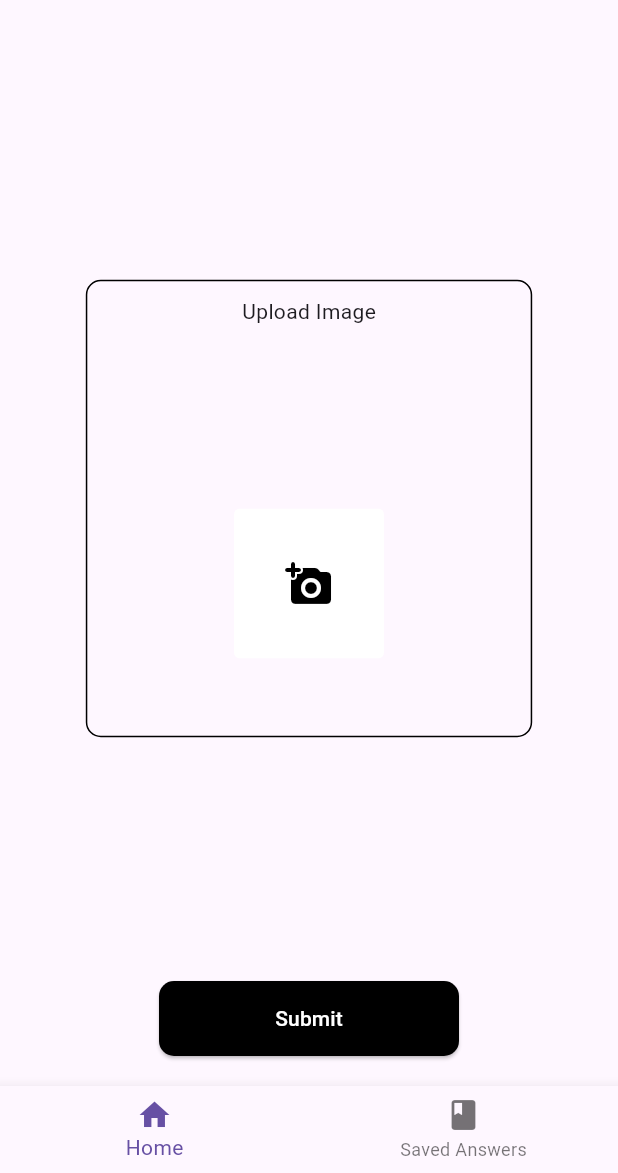
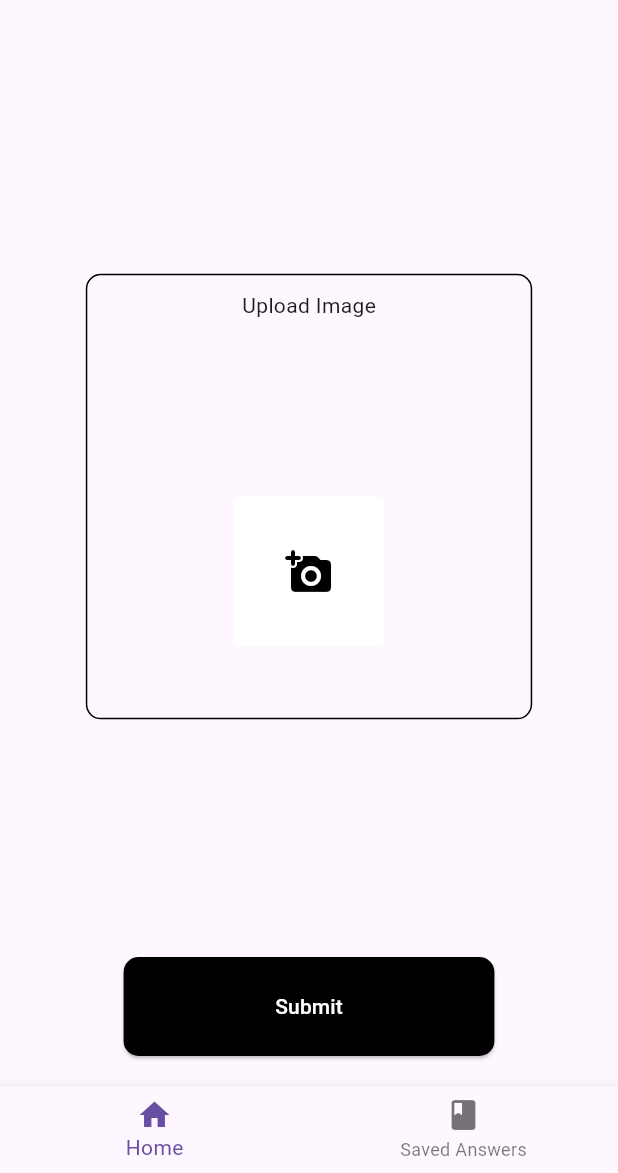
Before and after one commit to Ayush2006128/ai_teacher, a Flutter app: the screen it shows after launch, on a phone screen of 412 x 824 dp, the part 63-1236 px from its top. Run offline on Flutter 3.47's test engine with Material 3 defaults, Android fonts, the phone set to English and light mode, and no system bars; our stand-ins replace firebase_core, flutter_dotenv, flutter_markdown, google_generative_ai, image_picker; accounts and stored records are empty.

Commit message:
responsive button & bug fix

```diff
--- a/lib/main.dart
+++ b/lib/main.dart
@@ -1,9 +1,13 @@
 import 'package:ai_teacher/pages/answer_page.dart';
 import 'package:ai_teacher/pages/home_page.dart';
+import 'package:firebase_core/firebase_core.dart';
 import 'package:flutter/material.dart';
 import 'package:flutter_dotenv/flutter_dotenv.dart';
 
 Future<void> main() async {
+  // initialize firebase
+  WidgetsFlutterBinding.ensureInitialized();
+  await Firebase.initializeApp();
   runApp(const MyApp());
   await dotenv.load(fileName: ".env");
 }
--- a/lib/pages/home_page.dart
+++ b/lib/pages/home_page.dart
@@ -60,6 +60,10 @@ class HomePage extends StatefulWidget {
 }
 
 class _HomePageState extends State<HomePage> {
+  bool isDisabled() {
+    return imagePicked.isEmpty;
+  }
+
   Future<void> _addImage() async {
     final pickedImage =
         await ImagePicker().pickImage(source: ImageSource.gallery);
@@ -90,16 +94,22 @@ class _HomePageState extends State<HomePage> {
           const SizedBox(height: 10),
           ElevatedButton(
             onPressed: () {
-              getResults();
+              if (isDisabled()) {
+                return;
+              }
               Navigator.pushNamed(context, '/answer_page');
             },
             style: ElevatedButton.styleFrom(
-                minimumSize: const Size(200, 50),
-                shape: RoundedRectangleBorder(
-                  borderRadius: BorderRadius.circular(10),
-                ),
-                foregroundColor: Colors.white,
-                backgroundColor: Colors.black),
+              minimumSize: Size(MediaQuery.of(context).size.width * 0.6,
+                  MediaQuery.of(context).size.height * 0.08),
+              shape: RoundedRectangleBorder(
+                borderRadius: BorderRadius.circular(10),
+              ),
+              foregroundColor: Colors.white,
+              backgroundColor: Colors.black,
+              disabledBackgroundColor: Colors.white,
+              disabledForegroundColor: Colors.white,
+            ),
             child: const Text('Submit'),
           )
         ],
--- a/lib/utils/answer_generation.dart
+++ b/lib/utils/answer_generation.dart
@@ -10,13 +10,11 @@ List<XFile> imagePicked = [];
 
 GenerateContentResponse? response;
 
-Future<void> getResults() async {
+Future<GenerateContentResponse> getResults() async {
   final apiKey = dotenv.get('API_KEY');
   ModelClass modelClass = ModelClass(
       GenerativeModel(model: 'gemini-1.5-flash-latest', apiKey: apiKey),
       Prompt,
       File(imagePicked[0].path));
-  response = await modelClass.generate();
-
-  print(response?.text);
+  return await modelClass.generate();
 }
```
Also changed, not shown: lib/pages/answer_page.dart (+15 -14 lines), lib/widgets/submit_button.dart (added).
